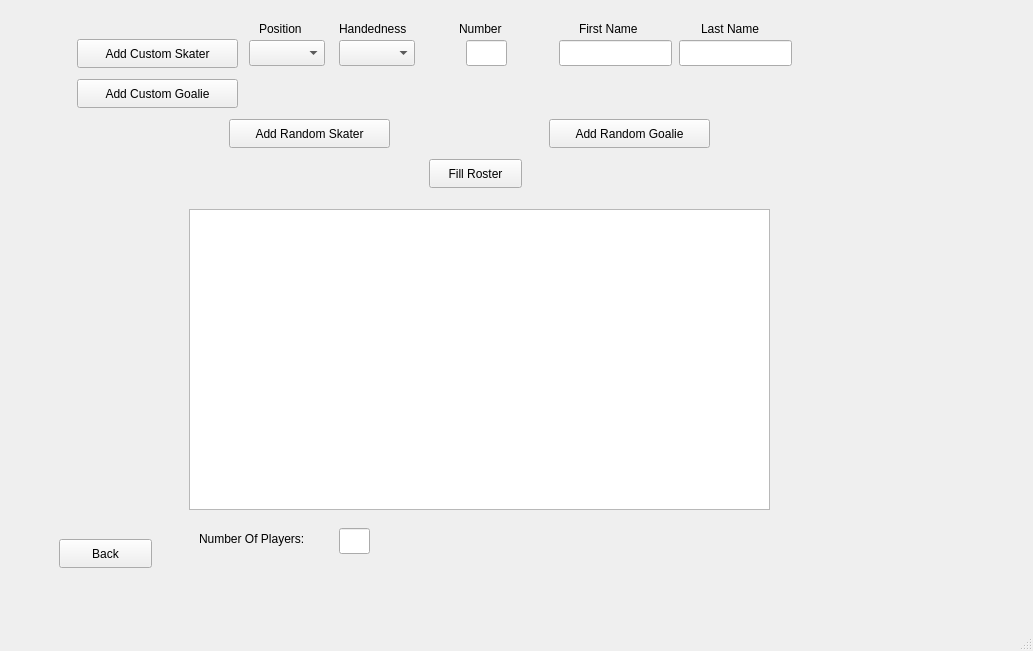
Above: mainwindow.ui from msiu7/Hockey-Simulation-Engine before the change. Below: the same form after it.
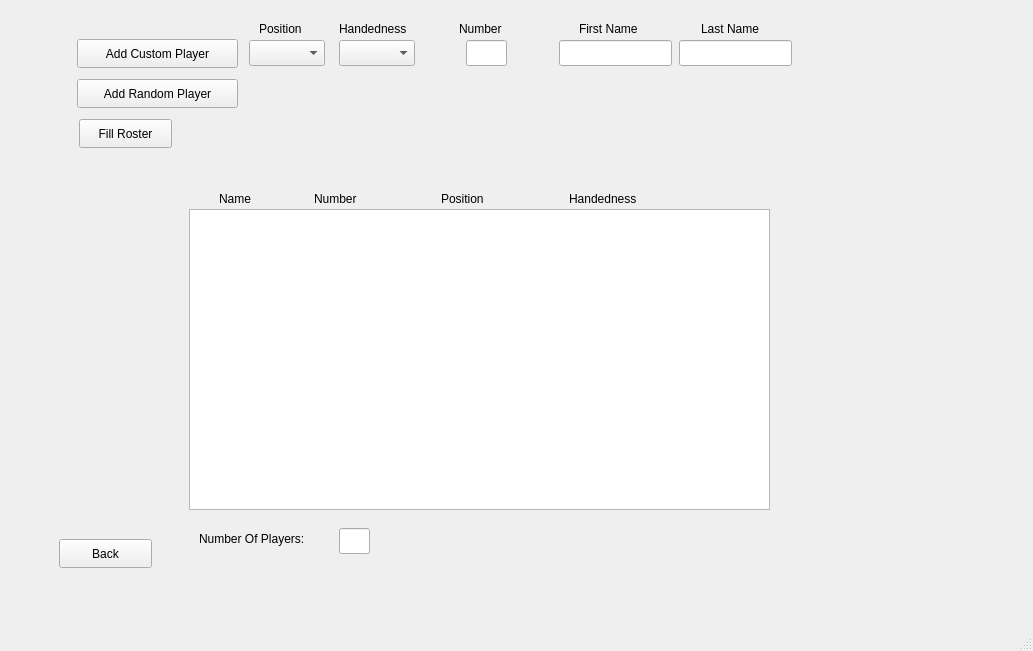
That is the form after the change. The open tabs and pages were chosen to show the change.

Commit message: Added extra info to the players list.

Diff of the .ui file:
```diff
--- a/mainwindow.ui
+++ b/mainwindow.ui
@@ -15,7 +15,7 @@
   </property>
   <widget class="QWidget" name="centralwidget">
    <layout class="QGridLayout" name="gridLayout">
-    <item row="2" column="0">
+    <item row="0" column="0">
      <widget class="QStackedWidget" name="stackedWidget">
       <property name="currentIndex">
        <number>0</number>
@@ -262,7 +262,7 @@
          </rect>
         </property>
         <property name="text">
-         <string>Add Custom Skater</string>
+         <string>Add Custom Player</string>
         </property>
        </widget>
        <widget class="QPushButton" name="AddCustomGoalieButton">
@@ -275,40 +275,14 @@
          </rect>
         </property>
         <property name="text">
-         <string>Add Custom Goalie</string>
-        </property>
-       </widget>
-       <widget class="QPushButton" name="AddRandomGoalieButton">
-        <property name="geometry">
-         <rect>
-          <x>540</x>
-          <y>110</y>
-          <width>161</width>
-          <height>29</height>
-         </rect>
-        </property>
-        <property name="text">
-         <string>Add Random Goalie</string>
-        </property>
-       </widget>
-       <widget class="QPushButton" name="AddRandomSkaterButton">
-        <property name="geometry">
-         <rect>
-          <x>220</x>
-          <y>110</y>
-          <width>161</width>
-          <height>29</height>
-         </rect>
-        </property>
-        <property name="text">
-         <string>Add Random Skater</string>
+         <string>Add Random Player</string>
         </property>
        </widget>
        <widget class="QPushButton" name="fillRosterButton">
         <property name="geometry">
          <rect>
-          <x>420</x>
-          <y>150</y>
+          <x>70</x>
+          <y>110</y>
           <width>93</width>
           <height>29</height>
          </rect>
@@ -455,6 +429,58 @@
          <string>Number Of Players:</string>
         </property>
        </widget>
+       <widget class="QLabel" name="label_7">
+        <property name="geometry">
+         <rect>
+          <x>210</x>
+          <y>174</y>
+          <width>63</width>
+          <height>31</height>
+         </rect>
+        </property>
+        <property name="text">
+         <string>Name</string>
+        </property>
+       </widget>
+       <widget class="QLabel" name="label_8">
+        <property name="geometry">
+         <rect>
+          <x>305</x>
+          <y>180</y>
+          <width>63</width>
+          <height>20</height>
+         </rect>
+        </property>
+        <property name="text">
+         <string>Number</string>
+        </property>
+       </widget>
+       <widget class="QLabel" name="label_9">
+        <property name="geometry">
+         <rect>
+          <x>560</x>
+          <y>180</y>
+          <width>91</width>
+          <height>20</height>
+         </rect>
+        </property>
+        <property name="text">
+         <string>Handedness</string>
+        </property>
+       </widget>
+       <widget class="QLabel" name="label_10">
+        <property name="geometry">
+         <rect>
+          <x>432</x>
+          <y>180</y>
+          <width>63</width>
+          <height>20</height>
+         </rect>
+        </property>
+        <property name="text">
+         <string>Position</string>
+        </property>
+       </widget>
       </widget>
       <widget class="QWidget" name="playerEditPage">
        <widget class="QLabel" name="playerNameLabel">
```
Left out of the diff: 19 changed lines with no effect on the pictures. The commit also changes 8 other files.
